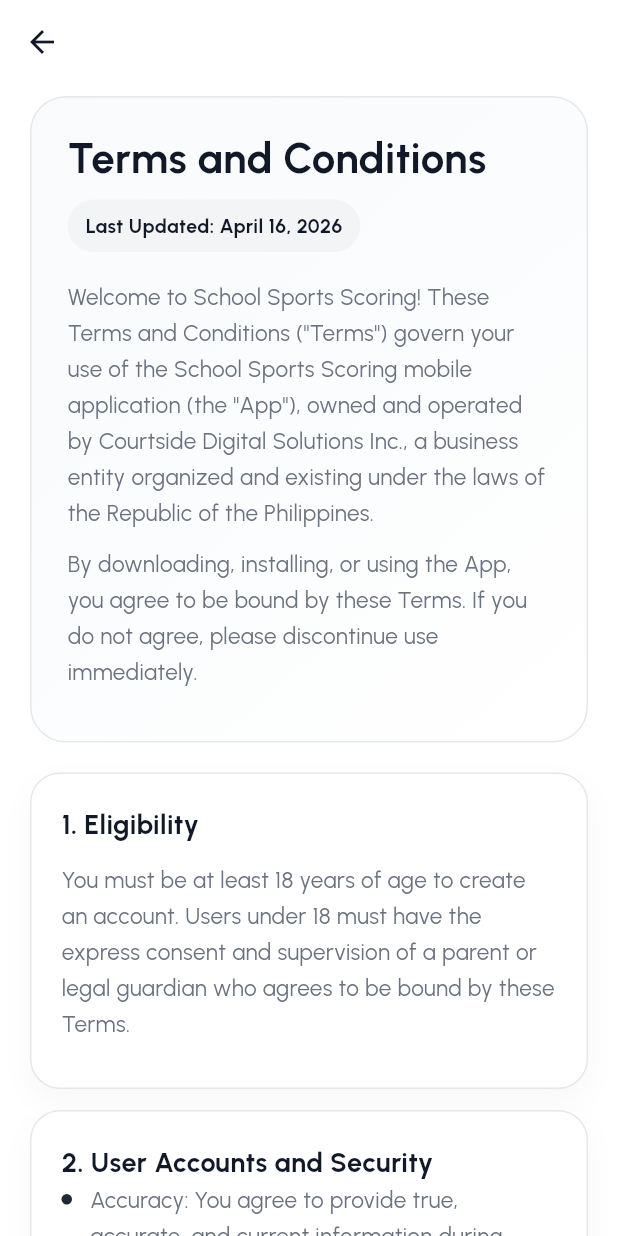
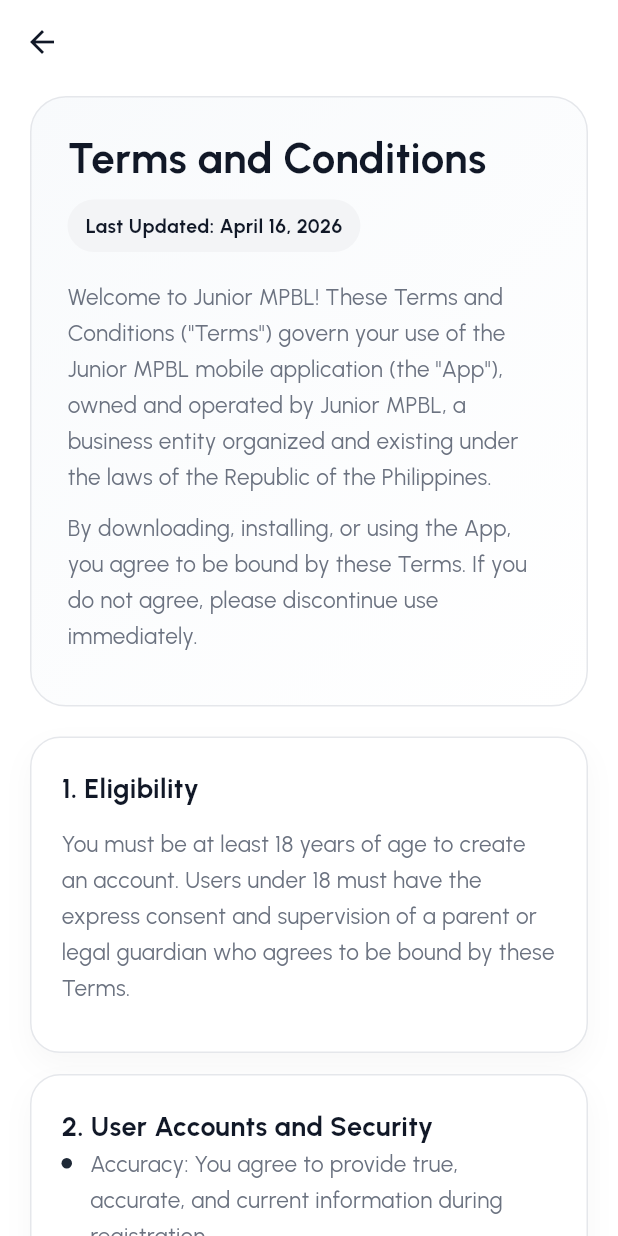
Before and after one commit to lansoyyy/school_scoring_app, a Flutter app: the SignupScreen screen opened directly, after a tap on "Terms & Conditions", on a phone screen of 412 x 824 dp. Run offline on Flutter 3.47's test engine with Material 3 defaults, Android fonts, the phone set to English and light mode, and no system bars; our stand-ins replace flutter_spinkit, image_picker, permission_handler, shared_preferences; accounts and stored records are empty; network calls fail.

Commit message:
wip fixes for april 22 issues

```diff
--- a/lib/core/constants/app_constants.dart
+++ b/lib/core/constants/app_constants.dart
@@ -3,7 +3,7 @@
   AppConstants._();
 
   // App Info
-  static const String appName = 'School Sports Scoring';
+  static const String appName = 'Junior MPBL';
   static const String appVersion = '1.0.0';
 
   // Font Family
@@ -54,8 +54,7 @@
   static const String keyUserPassword = 'user_password';
   static const String keyRememberMe = 'remember_me';
   static const String keyAllowNotifications = 'allow_notifications';
-  static const String keyNotificationPromptShown =
-      'notification_prompt_shown';
+  static const String keyNotificationPromptShown = 'notification_prompt_shown';
   static const String keyThemeMode = 'theme_mode';
   static const String keyLanguage = 'language';
 
--- a/lib/core/constants/app_strings.dart
+++ b/lib/core/constants/app_strings.dart
@@ -3,8 +3,8 @@
   AppStrings._();
 
   // App
-  static const String appName = 'School Sports Scoring';
-  static const String appTitle = 'School Sports Scoring Management';
+  static const String appName = 'Junior MPBL';
+  static const String appTitle = 'Junior MPBL';
 
   // General
   static const String ok = 'OK';
--- a/lib/features/auth/signup_screen.dart
+++ b/lib/features/auth/signup_screen.dart
@@ -4,6 +4,7 @@
 
 import '../../core/constants/app_colors.dart';
 import '../../core/constants/app_constants.dart';
+import '../../navigation/main_navigation.dart';
 import '../legal/privacy_policy_screen.dart';
 import '../legal/terms_and_conditions_screen.dart';
 import '../../widgets/common/app_logo.dart';
@@ -32,6 +33,40 @@
   }
 
   bool get _canSubmit => _agreeTerms && !_isLoading;
+
+  Future<void> _continueAsGuest() async {
+    if (_isLoading) return;
+    setState(() => _isLoading = true);
+
+    final response = await _authApi.guest();
+
+    if (!mounted) return;
+    setState(() => _isLoading = false);
+
+    if (response.isSuccess) {
+      final prefs = await SharedPreferences.getInstance();
+      if (response.sessionId != null && response.sessionId!.isNotEmpty) {
+        await prefs.setString(AppConstants.keySessionId, response.sessionId!);
+      }
+      if (response.userId != null && response.userId!.isNotEmpty) {
+        await prefs.setString(AppConstants.keyUserId, response.userId!);
+      }
+
+      if (!mounted) return;
+      Navigator.pushReplacement(
+        context,
+        MaterialPageRoute(builder: (_) => const MainNavigation()),
+      );
+      return;
+    }
+
+    ScaffoldMessenger.of(context).showSnackBar(
+      SnackBar(
+        content: Text(response.message),
+        backgroundColor: AppColors.error,
+      ),
+    );
+  }
 
   void _openTermsAndConditions() {
     Navigator.push(
@@ -160,12 +195,7 @@
               crossAxisAlignment: CrossAxisAlignment.start,
               children: [
                 const SizedBox(height: 6),
-                Center(
-                  child: AppLogo(
-                    fit: BoxFit.contain,
-                    height: 150,
-                  ),
-                ),
+                Center(child: AppLogo(fit: BoxFit.contain, height: 150)),
                 const SizedBox(height: 52),
                 const Text(
                   'Sign Up',
@@ -361,6 +391,51 @@
                     ),
                   ),
                 ),
+                const SizedBox(height: 20),
+                Row(
+                  children: [
+                    const Expanded(child: Divider(color: Color(0xFFDDDDDD))),
+                    const Padding(
+                      padding: EdgeInsets.symmetric(horizontal: 12),
+                      child: Text(
+                        'OR',
+                        style: TextStyle(
+                          fontFamily: 'Urbanist',
+                          fontSize: 13,
+                          fontWeight: FontWeight.w600,
+                          color: AppColors.textSecondary,
+                        ),
+                      ),
+                    ),
+                    const Expanded(child: Divider(color: Color(0xFFDDDDDD))),
+                  ],
+                ),
+                const SizedBox(height: 20),
+                SizedBox(
+                  width: double.infinity,
+                  height: 56,
+                  child: ElevatedButton(
+                    onPressed: _isLoading ? null : _continueAsGuest,
+                    style: ElevatedButton.styleFrom(
+                      backgroundColor: AppColors.primary,
+                      foregroundColor: Colors.white,
+                      disabledBackgroundColor: AppColors.buttonDisabled,
+                      disabledForegroundColor: AppColors.buttonTextDisabled,
+                      elevation: 0,
+                      shape: RoundedRectangleBorder(
+                        borderRadius: BorderRadius.circular(16),
+                      ),
+                    ),
+                    child: const Text(
+                      'Continue as Guest',
+                      style: TextStyle(
+                        fontFamily: 'Urbanist',
+                        fontSize: 17,
+                        fontWeight: FontWeight.w700,
+                      ),
+                    ),
+                  ),
+                ),
               ],
             ),
           ),
--- a/lib/features/legal/privacy_policy_screen.dart
+++ b/lib/features/legal/privacy_policy_screen.dart
@@ -6,8 +6,8 @@
 class PrivacyPolicyScreen extends StatelessWidget {
   const PrivacyPolicyScreen({super.key});
 
-  static const String _privacyEmail = 'privacy@schoolscoringapp.ph';
-  static const String _hotline = '+63 2 8123 4567';
+  static const String _privacyEmail = 'admin@juniormpblofficial.com';
+  static const String _hotline = '[insert hotline]';
   static const String _lastUpdated = 'Last Updated: April 15, 2026';
 
   @override
--- a/lib/features/legal/terms_and_conditions_screen.dart
+++ b/lib/features/legal/terms_and_conditions_screen.dart
@@ -6,12 +6,9 @@
 class TermsAndConditionsScreen extends StatelessWidget {
   const TermsAndConditionsScreen({super.key});
 
-  static const String _companyName = 'Courtside Digital Solutions Inc.';
-  static const String _privacyEmail = 'privacy@schoolscoringapp.ph';
-  static const String _supportEmail = 'support@schoolscoringapp.ph';
-  static const String _businessAddress =
-      '123 Courtside Avenue, Quezon City, Metro Manila, Philippines';
-  static const String _jurisdictionCity = 'Quezon City';
+  static const String _companyName = 'Junior MPBL';
+  static const String _dpoEmail = '[Insert Email]';
+  static const String _contactEmail = 'admin@juniormpblofficial.com';
   static const String _lastUpdated = 'Last Updated: April 16, 2026';
 
   @override
@@ -47,7 +44,7 @@
           bullets: [
             'Collection: We collect data such as your name, contact details, and location for purposes of stats tracking.',
             'Consent: By using the App, you consent to the processing of your data as outlined in our Privacy Policy.',
-            'Rights: You have the right to access, correct, or request the deletion of your personal data by contacting our Data Protection Officer at $_privacyEmail.',
+            'Rights: You have the right to access, correct, or request the deletion of your personal data by contacting our Data Protection Officer at $_dpoEmail.',
           ],
         ),
         LegalSectionData(
@@ -85,7 +82,7 @@
         LegalSectionData(
           title: '7. Governing Law and Jurisdiction',
           paragraphs: [
-            'These Terms are governed by the laws of the Republic of the Philippines. Any legal action arising from these Terms shall be filed exclusively in the proper courts of $_jurisdictionCity, Philippines.',
+            'These Terms are governed by the laws of the Republic of the Philippines.',
           ],
         ),
         LegalSectionData(
@@ -96,7 +93,8 @@
         ),
         LegalSectionData(
           title: '9. Contact Us',
-          bullets: ['Email: $_supportEmail', 'Address: $_businessAddress'],
+          bullets: ['Email: $_contactEmail'],
+          isHighlighted: true,
         ),
       ],
     );
```
Also changed, not shown: lib/features/auth/services/auth_api_service.dart (+18 -0 lines), lib/features/home/about_screen.dart (+3 -7 lines), lib/features/home/home_screen.dart (+2 -5 lines), lib/features/home/notifications_screen.dart (+6 -12 lines), assets/images/logo.png, 6 other files.
